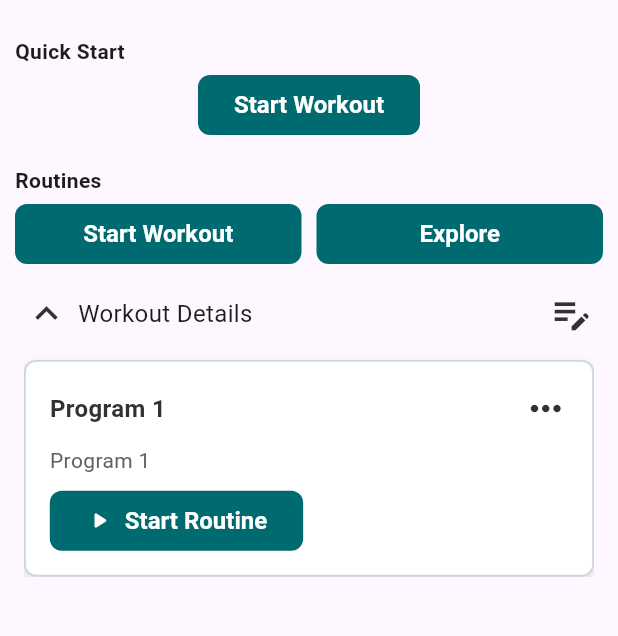
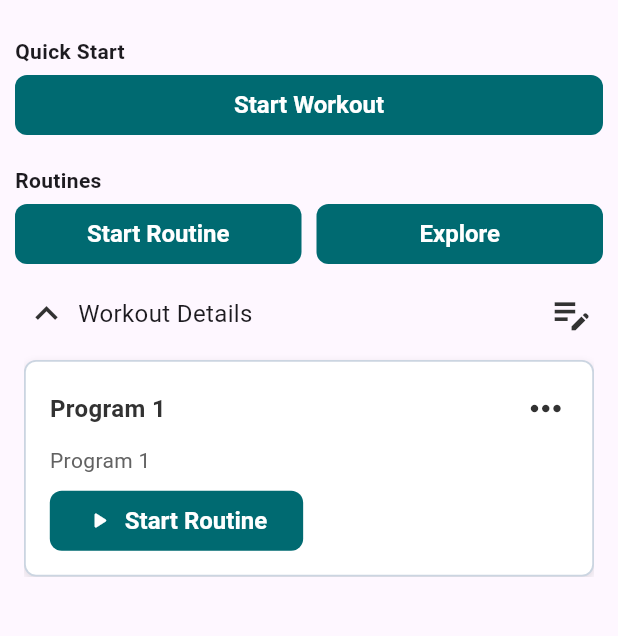
Before and after one commit to whitecatbeluga/workout-tracker-repo, a Flutter app: the WorkoutPage screen opened directly, on a phone screen of 412 x 824 dp, the part 63-699 px from its top. Run offline on Flutter 3.47's test engine with Material 3 defaults, Android fonts, the phone set to English and light mode, and no system bars; our stand-ins replace cloud_firestore, firebase_auth, firebase_core, fl_chart, flutter_dotenv; accounts and stored records are empty.

Commit message:
update: button component

```diff
--- a/lib/presentation/pages/workout/workout.dart
+++ b/lib/presentation/pages/workout/workout.dart
@@ -84,7 +84,9 @@ class WorkoutPage extends StatelessWidget {
                ),
                 Button(label: "Start Workout",
                    onPressed: () {},
-                   variant: ButtonVariant.primary,)
+                   variant: ButtonVariant.primary,
+                   fullWidth: true,
+                )
              ],
            ),
          ),
@@ -104,7 +106,7 @@ class WorkoutPage extends StatelessWidget {
                 Row(
                   children: [
                     Expanded(child:
-                    Button(label: "Start Workout",
+                    Button(label: "Start Routine",
                       onPressed: () {},
                       variant: ButtonVariant.primary,)
                     ),
--- a/lib/presentation/widgets/buttons/primary_button.dart
+++ b/lib/presentation/widgets/buttons/primary_button.dart
@@ -1,7 +1,6 @@
 import 'package:flutter/material.dart';
 
 enum ButtonVariant { primary, secondary, danger, white }
-
 enum ButtonSize { small, medium, large }
 
 class Button extends StatelessWidget {
@@ -13,6 +12,7 @@ class Button extends StatelessWidget {
     this.isLoading = false,
     this.variant = ButtonVariant.primary,
     this.size = ButtonSize.medium,
+    this.fullWidth = false,
   });
 
   final String label;
@@ -21,17 +21,19 @@ class Button extends StatelessWidget {
   final bool isLoading;
   final ButtonVariant variant;
   final ButtonSize size;
+  final bool fullWidth;
 
   Color _getBackgroundColor() {
     switch (variant) {
       case ButtonVariant.secondary:
-        return const Color(0xFF48A6A7); // slate gray
+        return const Color(0xFF48A6A7);
       case ButtonVariant.danger:
-        return const Color(0xFFDB141F); // red
+        return const Color(0xFFDB141F);
       case ButtonVariant.white:
-        return const Color(0xFFFFFFFF); // white
+        return const Color(0xFFFFFFFF);
       case ButtonVariant.primary:
-        return const Color(0xFF006A71); // teal
+      default:
+        return const Color(0xFF006A71);
     }
   }
 
@@ -51,13 +53,15 @@ class Button extends StatelessWidget {
   Widget build(BuildContext context) {
     final backgroundColor = _getBackgroundColor();
     final buttonHeight = _getButtonHeight();
-
     return SizedBox(
       height: buttonHeight,
+      width: fullWidth ? double.infinity : null,
       child: ElevatedButton(
         onPressed: isLoading ? null : onPressed,
         style: ElevatedButton.styleFrom(
-          shape: RoundedRectangleBorder(borderRadius: BorderRadius.circular(8)),
+          shape: RoundedRectangleBorder(
+            borderRadius: BorderRadius.circular(8),
+          ),
           backgroundColor: backgroundColor,
           elevation: 0,
           textStyle: TextStyle(
@@ -67,9 +71,6 @@ class Button extends StatelessWidget {
                 : buttonHeight == 40
                 ? 16
                 : 14,
-            color: backgroundColor == const Color(0xFFFFFFFF)
-                ? Colors.black
-                : Colors.white,
           ),
         ),
         child: isLoading
@@ -94,14 +95,17 @@ class Button extends StatelessWidget {
           mainAxisSize: MainAxisSize.min,
           children: [
             if (prefixIcon != null) ...[
-                    Icon(prefixIcon, color: Colors.white),
+              Icon(prefixIcon,
+                  color: backgroundColor == Colors.white
+                      ? const Color(0xFF323232)
+                      : Colors.white),
               const SizedBox(width: 8),
             ],
             Text(
               label,
               style: TextStyle(
-                      color: backgroundColor == const Color(0xFFFFFFFF)
-                          ? Color(0xFF323232)
+                color: backgroundColor == Colors.white
+                    ? const Color(0xFF323232)
                     : Colors.white,
               ),
             ),
```
Lines whose indentation alone changed are shown as unchanged.
